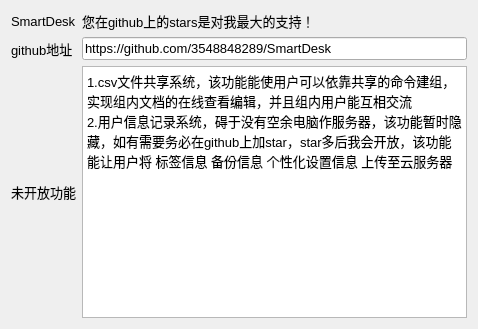
This is MoreFunction/MoreFunction.ui in 3548848289/SmartDesk as Qt 5 draws it before an edit. The edited form follows.
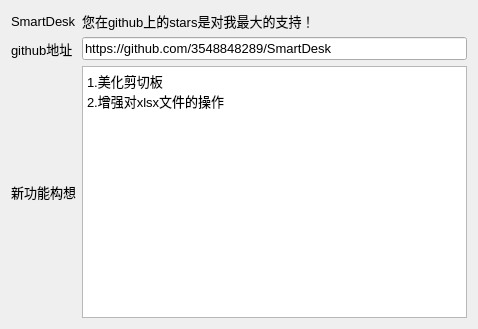
This is the edited form. Icons and pictures are not drawn.

Commit message: SmartDesk1.2震撼发布，开放文件备份，共享，用户登陆

What changed in the file:
```diff
--- a/MoreFunction/MoreFunction.ui
+++ b/MoreFunction/MoreFunction.ui
@@ -79,7 +79,7 @@
       </font>
      </property>
      <property name="text">
-      <string>未开放功能</string>
+      <string>新功能构想</string>
      </property>
     </widget>
    </item>
@@ -98,8 +98,8 @@
 li.unchecked::marker { content: &quot;\2610&quot;; }
 li.checked::marker { content: &quot;\2612&quot;; }
 &lt;/style&gt;&lt;/head&gt;&lt;body style=&quot; font-family:'Microsoft YaHei UI'; font-size:10pt; font-weight:400; font-style:normal;&quot;&gt;
-&lt;p style=&quot; margin-top:0px; margin-bottom:0px; margin-left:0px; margin-right:0px; -qt-block-indent:0; text-indent:0px;&quot;&gt;1.csv文件共享系统，该功能能使用户可以依靠共享的命令建组，实现组内文档的在线查看编辑，并且组内用户能互相交流&lt;/p&gt;
-&lt;p style=&quot; margin-top:0px; margin-bottom:0px; margin-left:0px; margin-right:0px; -qt-block-indent:0; text-indent:0px;&quot;&gt;2.用户信息记录系统，碍于没有空余电脑作服务器，该功能暂时隐藏，如有需要务必在github上加star，star多后我会开放，该功能能让用户将 标签信息 备份信息 个性化设置信息 上传至云服务器&lt;/p&gt;&lt;/body&gt;&lt;/html&gt;</string>
+&lt;p style=&quot; margin-top:0px; margin-bottom:0px; margin-left:0px; margin-right:0px; -qt-block-indent:0; text-indent:0px;&quot;&gt;1.美化剪切板&lt;br /&gt;2.增强对xlsx文件的操作&lt;/p&gt;
+&lt;p style=&quot;-qt-paragraph-type:empty; margin-top:0px; margin-bottom:0px; margin-left:0px; margin-right:0px; -qt-block-indent:0; text-indent:0px;&quot;&gt;&lt;br /&gt;&lt;/p&gt;&lt;/body&gt;&lt;/html&gt;</string>
      </property>
     </widget>
    </item>
```
The commit also changes 19 other files.
